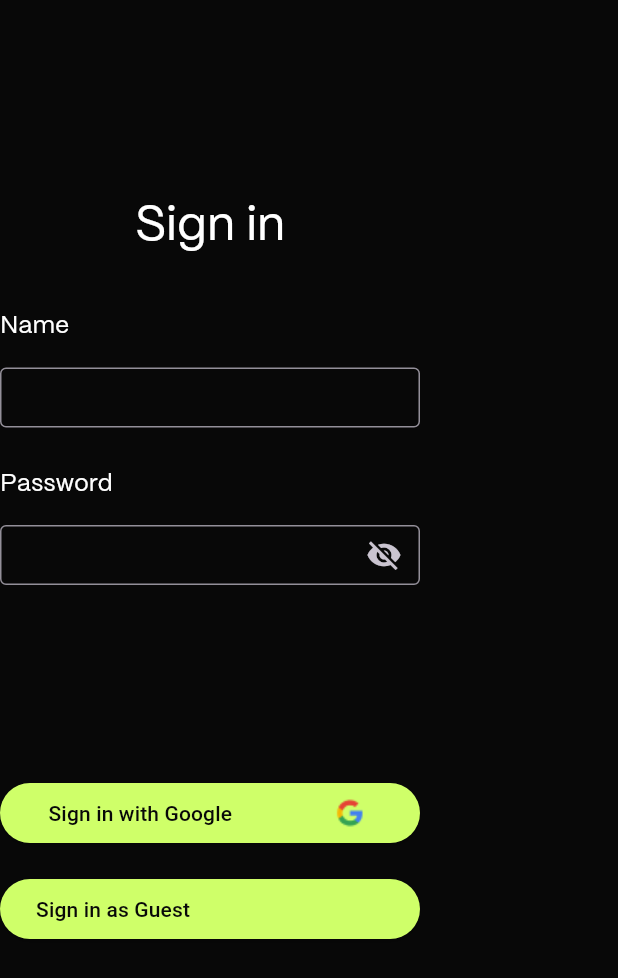
After one commit to sidling1/spirit-app, a Flutter app: the screen it shows after launch, on a phone screen of 412 x 824 dp. The commit adds this screen. Shown: the top 978 px of the screen. Run offline on Flutter 3.47's test engine with Material 3 defaults, Android fonts, the phone set to English and light mode, and no system bars.

Commit message:
Login-Screen Updates

```diff
--- a/lib/main.dart
+++ b/lib/main.dart
@@ -1,5 +1,7 @@
 import 'package:flutter/material.dart';
+import 'package:spirit/screens/logo_screen.dart';
 import 'package:spirit/screens/sports_screen.dart';
+import 'package:spirit/screens/signin_screen.dart';
 
 void main() {
   runApp(const MainApp());
@@ -12,7 +14,7 @@ class MainApp extends StatelessWidget {
   Widget build(BuildContext context) {
     return MaterialApp(
       theme: ThemeData.dark(),
-      home: SportsScreen(),
+      home: SignInScreen(),
     );
   }
 }
--- /dev/null
+++ b/lib/screens/logo_screen.dart
@@ -0,0 +1,17 @@
+import 'package:flutter/material.dart';
+
+class LoadingScreen extends StatelessWidget {
+  const LoadingScreen({super.key});
+
+  @override
+  Widget build(BuildContext context) {
+    return Scaffold(
+      backgroundColor: Color(0xFFCFFF69),
+      body: Center(
+          child: Image.asset(
+              "assets/Logo.png"
+          ),
+      ),
+    );
+  }
+}
--- /dev/null
+++ b/lib/screens/signin_screen.dart
@@ -0,0 +1,177 @@
+import 'package:flutter/material.dart';
+
+class SignInScreen extends StatefulWidget {
+  const SignInScreen({super.key});
+
+
+  @override
+  State<StatefulWidget> createState() => _LoginScreenState();
+}
+
+class _LoginScreenState extends State<SignInScreen> {
+  String username = '';
+  String password = '';
+  bool isPasswordVisible = false;
+
+  @override
+  Widget build(BuildContext context) {
+    return Scaffold(
+      backgroundColor: Color(0xFF080808),
+      body: Column(
+          crossAxisAlignment: CrossAxisAlignment.center,
+          children: <Widget>[
+            SizedBox(
+              height: 128.0,
+            ),
+            Text(
+              "Sign in",
+              style: TextStyle(
+                fontFamily: "PPMori",
+                color: Color(0xFFFFFFFF),
+                fontSize: 32.0,
+              ),
+            ),
+            SizedBox(
+              height: 32.0,
+            ),
+            Container(
+              width:280.0,
+              child: Column(
+                children: <Widget>[
+                  Row(
+                    children: [
+                      Text(
+                        "Name",
+                        textAlign: TextAlign.left,
+                        style: TextStyle(
+                          fontFamily: "PPMori",
+                          color: Color(0xFFFFFFFF),
+                          fontSize: 16.0,
+                        ),
+                      ),
+                    ],
+                  ),
+                  SizedBox(
+                    height: 16.0,
+                  ),
+                  Container(
+                    height: 40.0,
+                    child: TextField(
+                      decoration: InputDecoration(
+                        border: OutlineInputBorder(
+                          borderSide: BorderSide(
+                            color: Colors.green,
+                            width: 2.0,
+                          ),
+                          borderRadius: BorderRadius.circular(4.0),
+                        ),
+                      ),
+                      onChanged: (value) {
+                        setState(() {
+                          username = value;
+                        });
+                      },
+                    ),
+                  ),
+                  SizedBox(
+                    height: 26.0,
+                  ),
+                  Row(
+                    children: [
+                      Text(
+                        "Password",
+                        textAlign: TextAlign.left,
+                        style: TextStyle(
+                          fontFamily: "PPMori",
+                          color: Color(0xFFFFFFFF),
+                          fontSize: 16.0,
+                        ),
+                      ),
+                    ],
+                  ),
+                  SizedBox(
+                    height: 16.0,
+                  ),
+                  Container(
+                    height: 40.0,
+                    child: TextField(
+                      decoration: InputDecoration(
+                        border: OutlineInputBorder(
+                          borderSide: BorderSide(
+                            color: Color(0xFFCFFF69),
+                            width: 2.0,
+                          ),
+                          borderRadius: BorderRadius.circular(4.0),
+                        ),
+                        suffixIcon: IconButton(
+                          icon: Icon(
+                            isPasswordVisible ? Icons.visibility : Icons.visibility_off,
+                          ),
+                          onPressed: () {
+                            setState(() {
+                              isPasswordVisible = !isPasswordVisible;
+                            });
+                          },
+                        ),
+                      ),
+                      obscureText: !isPasswordVisible,
+                      onChanged: (value) {
+                        setState(() {
+                          password = value;
+                        });
+                      },
+                    ),
+                  ),
+                ]
+              )
+            ),
+
+            SizedBox(
+              height: 128.0,
+            ),
+            ElevatedButton(
+              onPressed: () {
+                // Perform login logic here, and handle success/failure
+                // You can also navigate to a different screen upon successful login.
+              },
+              style:ButtonStyle(
+                backgroundColor: MaterialStateProperty.all<Color>(Color(0xFFCFFF69)),
+                foregroundColor: MaterialStateProperty.all<Color>(Color(0xFF080808)),
+                fixedSize: MaterialStateProperty.all<Size>(Size(280.0,40.0)),
+              ),
+              child: Row(
+                mainAxisAlignment: MainAxisAlignment.spaceBetween,
+                mainAxisSize: MainAxisSize.min,
+                children: <Widget>[
+                  Text('Sign in with Google'),
+                  SizedBox(
+                    width: 64.0,
+                  ),
+                  Image.asset(
+                    "assets/googlelogo.png",
+                  )
+                ],
+              ),
+            ),
+            SizedBox(height: 16.0),
+            ElevatedButton(
+              onPressed: () {
+                // Perform login logic here, and handle success/failure
+                // You can also navigate to a different screen upon successful login.
+              },
+              style:ButtonStyle(
+                backgroundColor: MaterialStateProperty.all<Color>(Color(0xFFCFFF69)),
+                foregroundColor: MaterialStateProperty.all<Color>(Color(0xFF080808)),
+                fixedSize: MaterialStateProperty.all<Size>(Size(280.0,40.0)),
+              ),
+              child: Row(
+                  children: <Widget>[
+                    Text('Sign in as Guest')
+                  ],
+              ),
+            ),
+          ],
+        ),
+    );
+  }
+}
--- a/pubspec.yaml
+++ b/pubspec.yaml
@@ -20,6 +20,7 @@ flutter:
 
   assets:
     - assets/sports/
+    - assets/
 
   fonts:
     - family: PPMori
```
Also changed, not shown: assets/Logo.png (added), assets/googlelogo.png (added), pubspec.lock.
